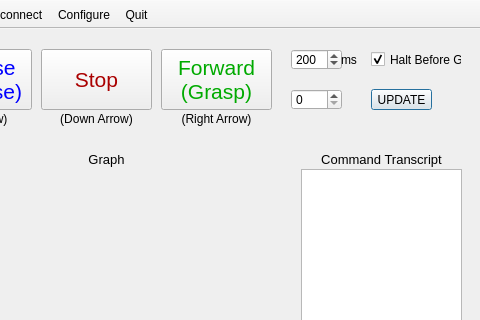
cbteeple/mclane-pump-gui, file mainwindow.ui: the form before one commit; both pictures show x 99 to 579 and y 0 to 320 of the 579 by 493 pixel window.
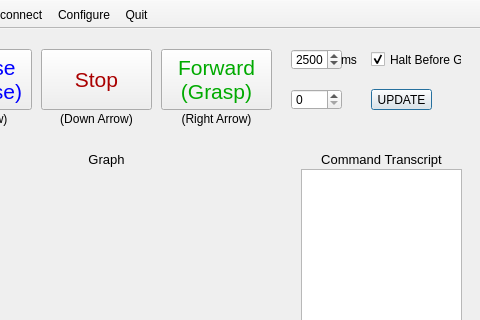
The form after the commit. Icons and pictures are not drawn. Custom widgets are drawn as their Qt base class.

Diff of the .ui file:
```diff
--- a/mainwindow.ui
+++ b/mainwindow.ui
@@ -466,13 +466,13 @@
      <string/>
     </property>
     <property name="maximum">
-     <number>2000</number>
+     <number>10000</number>
     </property>
     <property name="singleStep">
      <number>50</number>
     </property>
     <property name="value">
-     <number>200</number>
+     <number>2500</number>
     </property>
    </widget>
    <widget class="QLabel" name="label_4">
```
Left out of the diff: 29 changed lines with no effect on the pictures.
